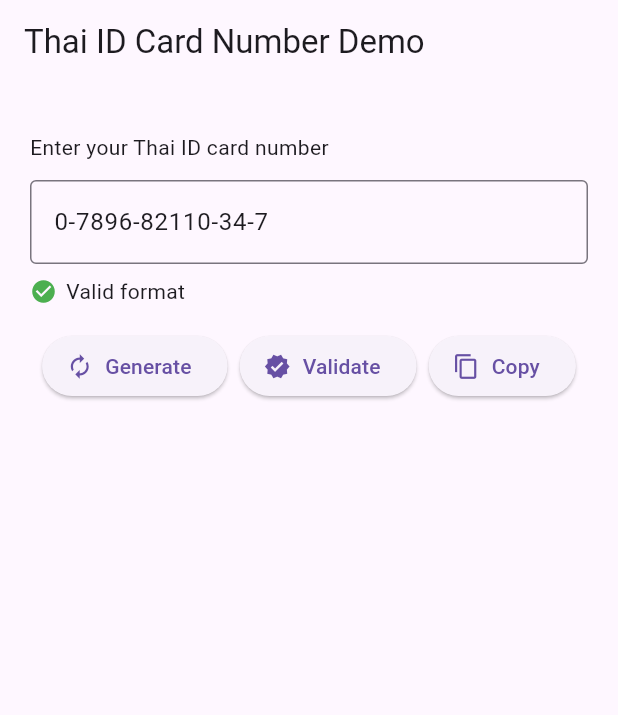
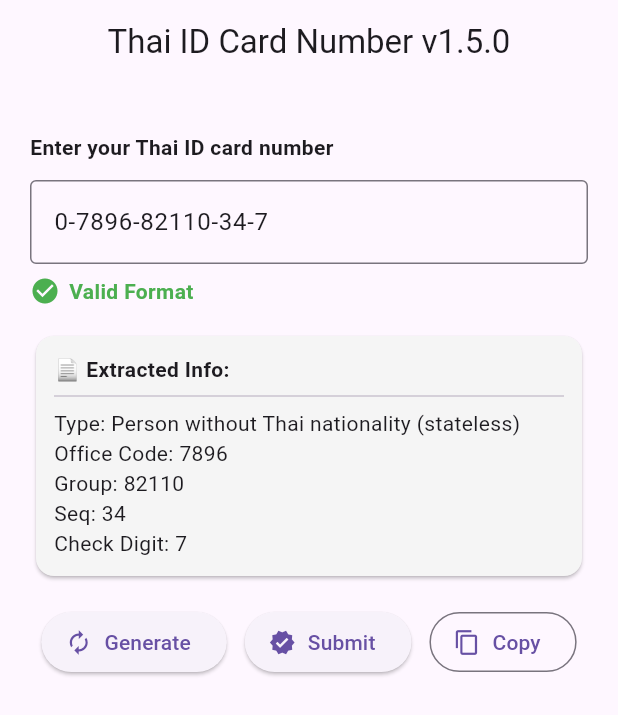
Before and after one commit to Dhanabhon/thai_id_card_numbers, a Flutter app: the screen it shows after launch, after a tap on "Generate", on a phone screen of 412 x 824 dp. Shown: the top 715 px of the screen. Run offline on Flutter 3.47's test engine with Material 3 defaults, Android fonts, the light colour scheme and no system bars.

Commit message:
feat: v1.5.0 - Add extensions, validator, extracted info & smart formatter
* Add `ThaiIdStringExtension` for convenient string validation and formatting.
* Add [ThaiIdInfo](cci:2://file:///Users/tom/Projects/GitHub/thai_id_card_numbers/lib/src/thai_id_info.dart:3:0-58:1) class for extracting metadata (Type, Office Code, Group) from ID numbers.
* Add [ThaiIdValidator](cci:2://file:///Users/tom/Projects/GitHub/thai_id_card_numbers/lib/src/thai_id_validator.dart:4:0-31:1) helper for easy Flutter `TextFormField` validation.
* Enhance [ThaiIdCardNumbersFormatter](cci:2://file:///Users/tom/Projects/GitHub/thai_id_card_numbers/lib/thai_id_card_numbers_formatter.dart:8:0-103:1) with smart cursor positioning logic.
* Refactor example app to showcase new features and support cross-platform layouts (desktop/web).
* Split unit tests into feature-specific files and improve test coverage.
* Revise [README.md](cci:7://file:///Users/tom/Projects/GitHub/thai_id_card_numbers/README.md:0:0-0:0) for better structure and usage examples (removed emojis).
* Update [pubspec.yaml](cci:7://file:///Users/tom/Projects/GitHub/thai_id_card_numbers/pubspec.yaml:0:0-0:0) description and bump version to 1.5.0.
* Update `.gitignore` files to support multi-platform exclusions.

```diff
--- a/example/lib/main.dart
+++ b/example/lib/main.dart
@@ -21,11 +21,11 @@ class _MyAppState extends State<MyApp> {
   final _messengerKey = GlobalKey<ScaffoldMessengerState>();
   late final TextEditingController _controller;
 
-  // Demo pattern/delimiter used across formatter and formatting APIs
   static const String _pattern = 'x-xxxx-xxxxx-xx-x';
   static const String _delimiter = '-';
 
   bool _isValid = false;
+  ThaiIdInfo? _extractedInfo;
 
   @override
   void initState() {
@@ -37,11 +37,6 @@ class _MyAppState extends State<MyApp> {
   void dispose() {
     _controller.dispose();
     super.dispose();
-  }
-
-  String _digitsOnly(String text) {
-    // Remove the configured delimiter to get raw 13-digit input
-    return text.replaceAll(RegExp(RegExp.escape(_delimiter)), '');
   }
 
   void _showBanner(String message, {Color? color}) {
@@ -63,48 +58,71 @@ class _MyAppState extends State<MyApp> {
     );
   }
 
+  void _updateState() {
+    // CLEANER CODE: Use extension .isValidThaiIdFormatted
+    final isValid = _controller.text.isValidThaiIdFormatted;
+
+    // CLEANER CODE: Use extension .thaiIdInfo
+    final info = _controller.text.thaiIdInfo; // returns null if invalid length
+
+    setState(() {
+      _isValid = isValid;
+      _extractedInfo = info;
+    });
+  }
+
   @override
   Widget build(BuildContext context) {
     return MaterialApp(
       scaffoldMessengerKey: _messengerKey,
+      debugShowCheckedModeBanner: false,
       home: Scaffold(
         appBar: AppBar(
-          title: const Text('Thai ID Card Number Demo'),
+          title: const Text('Thai ID Card Number v1.5.0'),
+          centerTitle: true,
         ),
-        body: Padding(
+        body: Center(
+          child: ConstrainedBox(
+            constraints: const BoxConstraints(maxWidth: 600),
+            child: Scrollbar(
+              child: Padding(
                 padding: const EdgeInsets.all(20.0),
                 child: Form(
                   key: _formKey,
-            child: Column(
-              crossAxisAlignment: CrossAxisAlignment.start,
+                  child: ListView(
                     children: [
                       const Padding(
                         padding: EdgeInsets.symmetric(vertical: 12.0),
-                  child: Text('Enter your Thai ID card number'),
+                        child: Text(
+                          'Enter your Thai ID card number',
+                          style: TextStyle(fontWeight: FontWeight.bold),
+                        ),
                       ),
                       TextFormField(
                         controller: _controller,
                         keyboardType: TextInputType.number,
                         textInputAction: TextInputAction.done,
-                  maxLength: _pattern.length,
                         autovalidateMode: AutovalidateMode.onUserInteraction,
-                  validator: (String? value) {
-                    final raw = _digitsOnly(value ?? '');
-                    if (raw.isEmpty) {
-                      _isValid = false;
-                      return 'Please enter your Thai ID card number';
+
+                        // NEW: Use Ready-to-use Form Validator
+                        validator: ThaiIdValidator.validate(
+                          errorText: 'Invalid ID Format',
+                          allowEmpty: false,
+                        ),
+
+                        onChanged: (_) => _updateState(),
+
+                        // Support Enter key to submit
+                        onFieldSubmitted: (_) {
+                          if (_formKey.currentState?.validate() ?? false) {
+                            _showBanner('Valid Thai ID!', color: Colors.green);
+                          } else {
+                            _showBanner('Invalid!', color: Colors.redAccent);
                           }
-                    final ok = _thaiId.validate(raw);
-                    _isValid = ok;
-                    return ok ? null : 'Invalid Thai ID card number';
                         },
-                  onChanged: (_) => setState(() {
-                    // trigger live validity indicator
-                    final raw = _digitsOnly(_controller.text);
-                    _isValid = _thaiId.validate(raw);
-                  }),
+
+                        // UPDATED: Use Smart Input Formatter
                         inputFormatters: [
-                    FilteringTextInputFormatter.digitsOnly,
                           ThaiIdCardNumbersFormatter(
                               pattern: _pattern, delimiter: _delimiter),
                         ],
@@ -124,25 +142,60 @@ class _MyAppState extends State<MyApp> {
                           Icon(
                             _isValid ? Icons.check_circle : Icons.error_outline,
                             color: _isValid ? Colors.green : Colors.redAccent,
-                      size: 18,
+                            size: 20,
                           ),
                           const SizedBox(width: 6),
-                    Text(_isValid ? 'Valid format' : 'Invalid format'),
+                          Text(
+                            _isValid ? 'Valid Format' : 'Invalid Format',
+                            style: TextStyle(
+                              color: _isValid ? Colors.green : Colors.red,
+                              fontWeight: FontWeight.bold,
+                            ),
+                          ),
                         ],
                       ),
                       const SizedBox(height: 16.0),
-                Row(
-                  mainAxisAlignment: MainAxisAlignment.spaceEvenly,
+
+                      // NEW: Show Extracted Info
+                      if (_extractedInfo != null) ...[
+                        Card(
+                          color: Colors.grey.shade100,
+                          child: Padding(
+                            padding: const EdgeInsets.all(12.0),
+                            child: Column(
+                              crossAxisAlignment: CrossAxisAlignment.start,
+                              children: [
+                                const Text('📄 Extracted Info:',
+                                    style:
+                                        TextStyle(fontWeight: FontWeight.bold)),
+                                const Divider(),
+                                Text(
+                                    'Type: ${_extractedInfo!.typeDescription}'),
+                                Text(
+                                    'Office Code: ${_extractedInfo!.officeCode}'),
+                                Text('Group: ${_extractedInfo!.group}'),
+                                Text('Seq: ${_extractedInfo!.seq}'),
+                                Text(
+                                    'Check Digit: ${_extractedInfo!.checkDigit}'),
+                              ],
+                            ),
+                          ),
+                        ),
+                        const SizedBox(height: 16),
+                      ],
+
+                      Wrap(
+                        spacing: 12,
+                        runSpacing: 12,
+                        alignment: WrapAlignment.center,
                         children: [
                           ElevatedButton.icon(
                             onPressed: () {
-                        final generated = _thaiId.generate();
-                        _controller.text = _thaiId.format(
-                          generated,
-                          pattern: _pattern,
-                          delimiter: _delimiter,
-                        );
-                        setState(() => _isValid = true);
+                              // NEW: Generate formatted directly
+                              final generated =
+                                  _thaiId.generate(formatted: true);
+                              _controller.text = generated;
+                              _updateState();
                             },
                             icon: const Icon(Icons.autorenew),
                             label: const Text('Generate'),
@@ -150,21 +203,22 @@ class _MyAppState extends State<MyApp> {
                           ElevatedButton.icon(
                             onPressed: () {
                               if (_formKey.currentState?.validate() ?? false) {
-                          _showBanner('Valid Thai ID card number',
+                                _showBanner('Valid Thai ID!',
                                     color: Colors.green);
                               } else {
-                          _showBanner('Invalid Thai ID card number',
+                                _showBanner('Invalid!',
                                     color: Colors.redAccent);
                               }
                             },
                             icon: const Icon(Icons.verified),
-                      label: const Text('Validate'),
+                            label: const Text('Submit'),
                           ),
-                    ElevatedButton.icon(
+                          OutlinedButton.icon(
                             onPressed: () async {
-                        final raw = _digitsOnly(_controller.text);
+                              // CLEANER: Normalize extension
+                              final raw = _thaiId.normalize(_controller.text);
                               await Clipboard.setData(ClipboardData(text: raw));
-                        _showBanner('Copied raw digits to clipboard');
+                              _showBanner('Copied digits: $raw');
                             },
                             icon: const Icon(Icons.copy),
                             label: const Text('Copy'),
@@ -176,6 +230,9 @@ class _MyAppState extends State<MyApp> {
                 ),
               ),
             ),
+          ),
+        ),
+      ),
     );
   }
 }
--- a/example/pubspec.yaml
+++ b/example/pubspec.yaml
@@ -39,7 +39,7 @@ dev_dependencies:
   # activated in the `analysis_options.yaml` file located at the root of your
   # package. See that file for information about deactivating specific lint
   # rules and activating additional ones.
-  flutter_lints: ^4.0.0
+  flutter_lints: ^6.0.0
 
 # For information on the generic Dart part of this file, see the
 # following page: https://dart.dev/tools/pub/pubspec
--- /dev/null
+++ b/lib/src/thai_id_extensions.dart
@@ -0,0 +1,36 @@
+import '../thai_id_card_numbers.dart';
+import 'thai_id_info.dart';
+
+/// Extension methods for [String] to easily validate and format Thai ID card numbers.
+extension ThaiIdStringExtension on String {
+  /// Check if the string is a valid Thai ID card number.
+  bool get isValidThaiId => ThaiIdCardNumbers().validate(this);
+
+  /// Check if the string is a valid Thai ID card number (formatted).
+  bool get isValidThaiIdFormatted =>
+      ThaiIdCardNumbers().validateFormatted(this);
+
+  /// Format the string as a Thai ID card number.
+  /// Returns the original string if it cannot be formatted (e.g. not enough digits).
+  String formatAsThaiId(
+      {String pattern = '1-2345-67890-12-3', String delimiter = '-'}) {
+    try {
+      final digits = ThaiIdCardNumbers().normalize(this);
+      if (digits.isEmpty) return this;
+      return ThaiIdCardNumbers()
+          .format(digits, pattern: pattern, delimiter: delimiter);
+    } catch (_) {
+      return this;
+    }
+  }
+
+  /// Parse the Thai ID card number to extract information.
+  /// Returns null if the ID is invalid (length check).
+  ThaiIdInfo? get thaiIdInfo {
+    try {
+      return ThaiIdInfo.parse(this);
+    } catch (_) {
+      return null;
+    }
+  }
+}
--- /dev/null
+++ b/lib/src/thai_id_info.dart
@@ -0,0 +1,59 @@
+import '../thai_id_card_numbers.dart';
+
+/// Represents extracted information from a Thai ID card number.
+class ThaiIdInfo {
+  final String raw;
+
+  ThaiIdInfo._(this.raw);
+
+  /// Parse information from a given ID card number string.
+  /// Throws [ArgumentError] if the input isn't a 13-digit number (normalized).
+  factory ThaiIdInfo.parse(String input) {
+    final clean = ThaiIdCardNumbers().normalize(input);
+    if (clean.length != 13) {
+      throw ArgumentError('Thai ID must be 13 digits.');
+    }
+    return ThaiIdInfo._(clean);
+  }
+
+  /// Digit 1: Category/Type of person.
+  String get type => raw[0];
+
+  /// Digits 2-5: Office code (Province + District code).
+  String get officeCode => raw.substring(1, 5);
+
+  /// Digits 6-10: Group identifier (Birth volume/Leaflet).
+  String get group => raw.substring(5, 10);
+
+  /// Digits 11-12: Sequence number.
+  String get seq => raw.substring(10, 12);
+
+  /// Digit 13: Checksum digit.
+  String get checkDigit => raw[12];
+
+  /// Get a descriptive label for the category/type (Digit 1).
+  String get typeDescription {
+    switch (type) {
+      case '1':
+        return 'Thai national: birth registered within time limit';
+      case '2':
+        return 'Thai national: birth registered late';
+      case '3':
+        return 'Thai national/Alien: name in house registration of others';
+      case '4':
+        return 'Thai national/Alien: moved into house registration (no prev ID)';
+      case '5':
+        return 'Thai national: allowed to be added to house registration (case of double registration/other mistakes)';
+      case '6':
+        return 'Temporary resident (alien) / Illegal immigrant with temporary stay';
+      case '7':
+        return 'Child of type 6 person (born in Thailand)';
+      case '8':
+        return 'Alien / Other generic types (often used for non-Thai residents)';
+      case '0':
+        return 'Person without Thai nationality (stateless)'; // Note: historical usage varies
+      default:
+        return 'Unknown Type';
+    }
+  }
+}
--- /dev/null
+++ b/lib/src/thai_id_validator.dart
@@ -0,0 +1,32 @@
+import 'package:flutter/widgets.dart';
+import '../thai_id_card_numbers.dart';
+
+/// Ready-to-use [FormFieldValidator]s for Thai ID Card input fields.
+class ThaiIdValidator {
+  /// Validates that the input is a valid Thai ID Card Number.
+  ///
+  /// [errorText]: The error message to display if invalid. Default is 'Invalid Thai ID Card Number'.
+  /// [allowEmpty]: If true, empty input is considered valid (useful for optional fields). Default is false.
+  static FormFieldValidator<String> validate({
+    String errorText = 'Invalid Thai ID Card Number',
+    bool allowEmpty = false,
+  }) {
+    return (String? value) {
+      if (value == null || value.isEmpty) {
+        return allowEmpty ? null : errorText;
+      }
+      // Normalize and validate
+      final isValid = ThaiIdCardNumbers().validateFormatted(value);
+      return isValid ? null : errorText;
+    };
+  }
+
+  /// Helper to check if a single string is valid (proxy to main class).
+  static bool isStrictValid(String value) {
+    final isValid = ThaiIdCardNumbers().validateFormatted(value);
+    if (!isValid) return false;
+    // Add strict checks here if desired, e.g. first digit != 9
+    // For now, relies on checksum validity.
+    return true;
+  }
+}
--- a/lib/thai_id_card_numbers.dart
+++ b/lib/thai_id_card_numbers.dart
@@ -1,4 +1,12 @@
 import 'dart:math';
+
+import 'src/thai_id_extensions.dart';
+import 'src/thai_id_info.dart';
+import 'src/thai_id_validator.dart';
+
+export 'src/thai_id_extensions.dart';
+export 'src/thai_id_info.dart';
+export 'src/thai_id_validator.dart';
 
 class ThaiIdCardNumbers {
   // 13 digits only
@@ -31,6 +39,9 @@ class ThaiIdCardNumbers {
 
   /// Validate a formatted Thai ID. Accepts any delimiters; digits are normalized.
   bool validateFormatted(String input) => validate(normalize(input));
+
+  /// Parse the ID to get metadata (Type, Office, Group, etc).
+  ThaiIdInfo extractInfo(String input) => ThaiIdInfo.parse(input);
 
   /// Generate 13 random digits (not guaranteed valid).
   String random() {
--- a/pubspec.yaml
+++ b/pubspec.yaml
@@ -1,7 +1,7 @@
 name: thai_id_card_numbers
-description: A Flutter plugin for validating and formatting Thai ID card numbers as users type.
+description: A comprehensive Flutter package for validating, formatting, and generating Thai ID card numbers. Includes smart input formatter, data extraction, and handy extensions.
 repository: https://github.com/Dhanabhon/thai_id_card_numbers
-version: 1.4.0
+version: 1.5.0
 homepage: https://dhanabhon.com
 topics:
  - thai-id-card-numbers
```
Also changed, not shown: lib/thai_id_card_numbers_formatter.dart (+79 -31 lines), example/pubspec.lock, pubspec.lock, 124 other files. Lines whose indentation alone changed are shown as unchanged.
